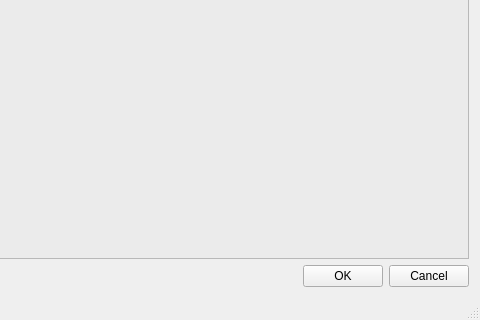
Above: kdeconnect-win/kdeconnect-qt/mainwindow.ui from gnome71/winconnect before the change; both pictures show x 502 to 982 and y 397 to 717 of the 982 by 717 pixel window. Below: the same form after it.
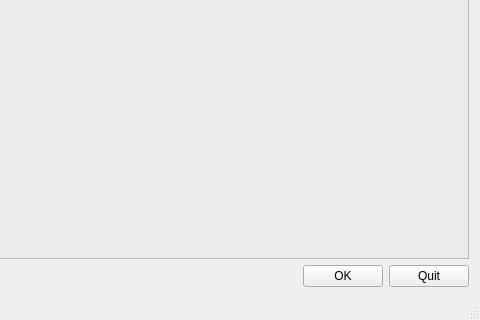
That is the form after the change. Icons and pictures are not drawn.

Diff of the .ui file:
```diff
--- a/kdeconnect-win/kdeconnect-qt/mainwindow.ui
+++ b/kdeconnect-win/kdeconnect-qt/mainwindow.ui
@@ -286,7 +286,7 @@
         <item>
          <widget class="QPushButton" name="pushButtonCancel">
           <property name="text">
-           <string>Cancel</string>
+           <string>Quit</string>
           </property>
          </widget>
         </item>
```
